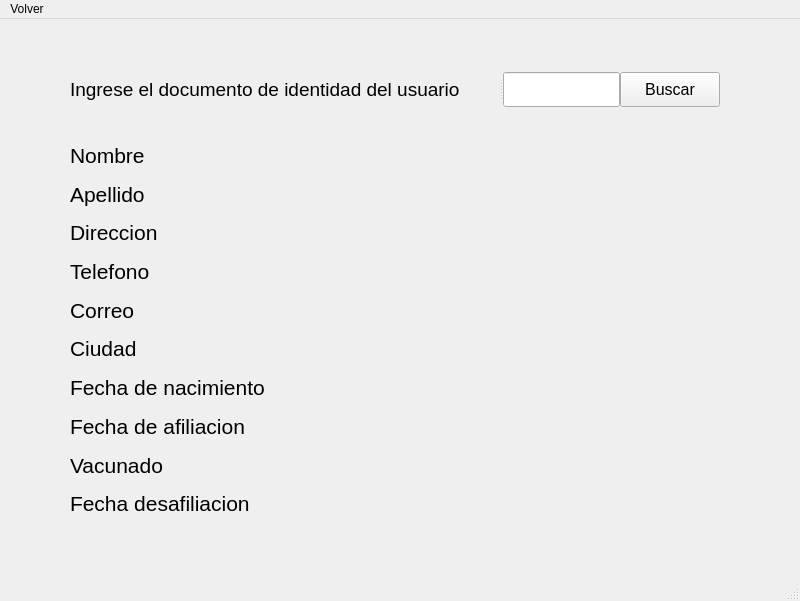
alpha231/UNAL_POO_2021-1, file frontend/user_interface/consultarUsuario.ui: the form before one commit.
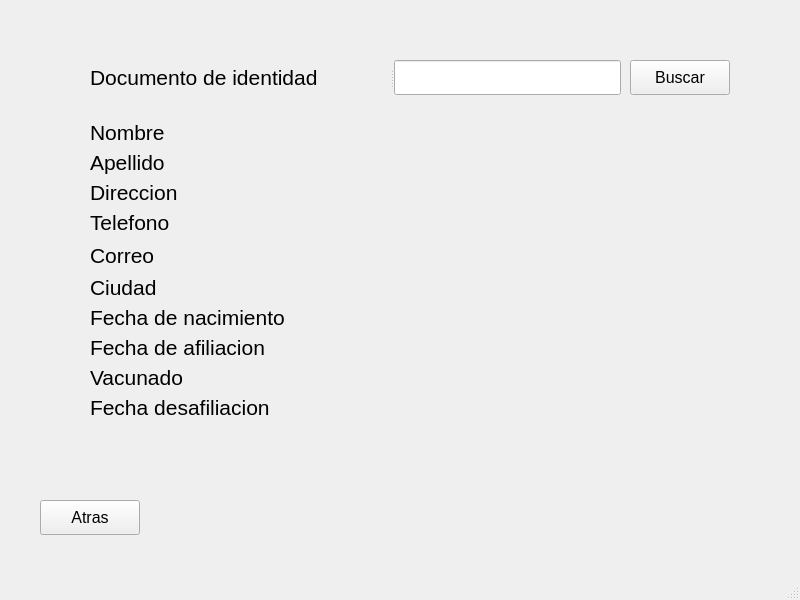
The form after the commit.

Commit message: Implementacion de metodos en seccion de usuario Mejoras en la interfaz

The edit to the form file:
```diff
--- a/frontend/user_interface/consultarUsuario.ui
+++ b/frontend/user_interface/consultarUsuario.ui
@@ -7,121 +7,91 @@
     <x>0</x>
     <y>0</y>
     <width>800</width>
-    <height>601</height>
+    <height>600</height>
    </rect>
   </property>
+  <property name="font">
+   <font>
+    <pointsize>12</pointsize>
+   </font>
+  </property>
   <property name="windowTitle">
    <string>Consultar usuario</string>
   </property>
   <widget class="QWidget" name="centralwidget">
-   <widget class="QPushButton" name="BuscarNoIdConsultaUsuario">
-    <property name="enabled">
-     <bool>true</bool>
-    </property>
-    <property name="geometry">
-     <rect>
-      <x>620</x>
-      <y>53</y>
-      <width>100</width>
-      <height>35</height>
-     </rect>
-    </property>
-    <property name="font">
-     <font>
-      <pointsize>12</pointsize>
-     </font>
-    </property>
-    <property name="text">
-     <string>Buscar</string>
-    </property>
-   </widget>
-   <widget class="QSplitter" name="splitter_4">
-    <property name="geometry">
-     <rect>
-      <x>70</x>
-      <y>53</y>
-      <width>550</width>
-      <height>35</height>
-     </rect>
-    </property>
-    <property name="orientation">
-     <enum>Qt::Horizontal</enum>
-    </property>
-    <widget class="QLabel" name="label_12">
-     <property name="font">
-      <font>
-       <pointsize>14</pointsize>
-      </font>
-     </property>
-     <property name="text">
-      <string>Ingrese el documento de identidad del usuario </string>
-     </property>
-    </widget>
-    <widget class="QLineEdit" name="noIdConsultaUsuario">
-     <property name="enabled">
-      <bool>true</bool>
-     </property>
-     <property name="frame">
-      <bool>true</bool>
-     </property>
-    </widget>
-   </widget>
-   <widget class="QLabel" name="label">
-    <property name="geometry">
-     <rect>
-      <x>140</x>
-      <y>53</y>
-      <width>47</width>
-      <height>13</height>
-     </rect>
-    </property>
-    <property name="text">
-     <string/>
-    </property>
-   </widget>
    <widget class="QWidget" name="gridLayoutWidget">
     <property name="geometry">
      <rect>
-      <x>70</x>
+      <x>90</x>
       <y>120</y>
-      <width>641</width>
-      <height>381</height>
+      <width>536</width>
+      <height>347</height>
      </rect>
     </property>
-    <layout class="QGridLayout" name="gridLayout">
-     <item row="8" column="0">
-      <widget class="QLabel" name="label_21">
+    <layout class="QFormLayout" name="formLayout">
+     <property name="horizontalSpacing">
+      <number>30</number>
+     </property>
+     <property name="verticalSpacing">
+      <number>5</number>
+     </property>
+     <item row="0" column="0">
+      <widget class="QLabel" name="label_16">
        <property name="font">
         <font>
          <pointsize>16</pointsize>
         </font>
        </property>
        <property name="text">
-        <string>Vacunado</string>
+        <string>Nombre</string>
        </property>
       </widget>
      </item>
-     <item row="4" column="0">
-      <widget class="QLabel" name="label_17">
+     <item row="0" column="1">
+      <widget class="QLabel" name="nombre">
+       <property name="minimumSize">
+        <size>
+         <width>300</width>
+         <height>0</height>
+        </size>
+       </property>
        <property name="font">
         <font>
-         <pointsize>16</pointsize>
+         <pointsize>14</pointsize>
         </font>
        </property>
        <property name="text">
-        <string>Correo</string>
+        <string/>
        </property>
       </widget>
      </item>
-     <item row="9" column="0">
-      <widget class="QLabel" name="label_22">
+     <item row="1" column="0">
+      <widget class="QLabel" name="label_13">
        <property name="font">
         <font>
          <pointsize>16</pointsize>
         </font>
        </property>
        <property name="text">
-        <string>Fecha desafiliacion</string>
+        <string>Apellido</string>
+       </property>
+      </widget>
+     </item>
+     <item row="1" column="1">
+      <widget class="QLabel" name="apellido">
+       <property name="minimumSize">
+        <size>
+         <width>300</width>
+         <height>0</height>
+        </size>
+       </property>
+       <property name="font">
+        <font>
+         <pointsize>14</pointsize>
+        </font>
+       </property>
+       <property name="text">
+        <string/>
        </property>
       </widget>
      </item>
@@ -149,15 +119,51 @@
        </property>
       </widget>
      </item>
-     <item row="7" column="0">
-      <widget class="QLabel" name="label_20">
+     <item row="3" column="1">
+      <widget class="QLabel" name="telefono">
+       <property name="minimumSize">
+        <size>
+         <width>300</width>
+         <height>0</height>
+        </size>
+       </property>
+       <property name="font">
+        <font>
+         <pointsize>14</pointsize>
+        </font>
+       </property>
+       <property name="text">
+        <string/>
+       </property>
+      </widget>
+     </item>
+     <item row="4" column="0">
+      <widget class="QLabel" name="label_17">
        <property name="font">
         <font>
          <pointsize>16</pointsize>
         </font>
        </property>
        <property name="text">
-        <string>Fecha de afiliacion</string>
+        <string>Correo</string>
+       </property>
+      </widget>
+     </item>
+     <item row="4" column="1">
+      <widget class="QLabel" name="correo">
+       <property name="minimumSize">
+        <size>
+         <width>300</width>
+         <height>30</height>
+        </size>
+       </property>
+       <property name="font">
+        <font>
+         <pointsize>14</pointsize>
+        </font>
+       </property>
+       <property name="text">
+        <string/>
        </property>
       </widget>
      </item>
@@ -173,27 +179,21 @@
        </property>
       </widget>
      </item>
-     <item row="1" column="0">
-      <widget class="QLabel" name="label_13">
-       <property name="font">
-        <font>
-         <pointsize>16</pointsize>
-        </font>
+     <item row="5" column="1">
+      <widget class="QLabel" name="ciudad">
+       <property name="minimumSize">
+        <size>
+         <width>300</width>
+         <height>0</height>
+        </size>
        </property>
-       <property name="text">
-        <string>Apellido</string>
-       </property>
-      </widget>
-     </item>
-     <item row="0" column="0">
-      <widget class="QLabel" name="label_16">
        <property name="font">
         <font>
-         <pointsize>16</pointsize>
+         <pointsize>14</pointsize>
         </font>
        </property>
        <property name="text">
-        <string>Nombre</string>
+        <string/>
        </property>
       </widget>
      </item>
@@ -205,48 +205,18 @@
         </font>
        </property>
        <property name="text">
-        <string>Fecha de nacimiento         </string>
-       </property>
-      </widget>
-     </item>
-     <item row="9" column="1">
-      <widget class="QLabel" name="label_10">
-       <property name="font">
-        <font>
-         <pointsize>14</pointsize>
-        </font>
-       </property>
-       <property name="text">
-        <string/>
-       </property>
-      </widget>
-     </item>
-     <item row="8" column="1">
-      <widget class="QLabel" name="label_9">
-       <property name="font">
-        <font>
-         <pointsize>14</pointsize>
-        </font>
-       </property>
-       <property name="text">
-        <string/>
-       </property>
-      </widget>
-     </item>
-     <item row="7" column="1">
-      <widget class="QLabel" name="label_8">
-       <property name="font">
-        <font>
-         <pointsize>14</pointsize>
-        </font>
-       </property>
-       <property name="text">
-        <string/>
+        <string>Fecha de nacimiento</string>
        </property>
       </widget>
      </item>
      <item row="6" column="1">
-      <widget class="QLabel" name="label_7">
+      <widget class="QLabel" name="fechaNacimiento">
+       <property name="minimumSize">
+        <size>
+         <width>300</width>
+         <height>0</height>
+        </size>
+       </property>
        <property name="font">
         <font>
          <pointsize>14</pointsize>
@@ -257,20 +227,26 @@
        </property>
       </widget>
      </item>
-     <item row="5" column="1">
-      <widget class="QLabel" name="label_6">
+     <item row="7" column="0">
+      <widget class="QLabel" name="label_20">
        <property name="font">
         <font>
-         <pointsize>14</pointsize>
+         <pointsize>16</pointsize>
         </font>
        </property>
        <property name="text">
-        <string/>
+        <string>Fecha de afiliacion</string>
        </property>
       </widget>
      </item>
-     <item row="4" column="1">
-      <widget class="QLabel" name="label_5">
+     <item row="7" column="1">
+      <widget class="QLabel" name="fechaAfiliacion">
+       <property name="minimumSize">
+        <size>
+         <width>300</width>
+         <height>0</height>
+        </size>
+       </property>
        <property name="font">
         <font>
          <pointsize>14</pointsize>
@@ -281,20 +257,26 @@
        </property>
       </widget>
      </item>
-     <item row="3" column="1">
-      <widget class="QLabel" name="label_4">
+     <item row="8" column="0">
+      <widget class="QLabel" name="label_21">
        <property name="font">
         <font>
-         <pointsize>14</pointsize>
+         <pointsize>16</pointsize>
         </font>
        </property>
        <property name="text">
-        <string/>
+        <string>Vacunado</string>
        </property>
       </widget>
      </item>
-     <item row="2" column="1">
-      <widget class="QLabel" name="label_3">
+     <item row="8" column="1">
+      <widget class="QLabel" name="vacunado">
+       <property name="minimumSize">
+        <size>
+         <width>300</width>
+         <height>0</height>
+        </size>
+       </property>
        <property name="font">
         <font>
          <pointsize>14</pointsize>
@@ -305,20 +287,26 @@
        </property>
       </widget>
      </item>
-     <item row="1" column="1">
-      <widget class="QLabel" name="label_2">
+     <item row="9" column="0">
+      <widget class="QLabel" name="label_22">
        <property name="font">
         <font>
-         <pointsize>14</pointsize>
+         <pointsize>16</pointsize>
         </font>
        </property>
        <property name="text">
-        <string/>
+        <string>Fecha desafiliacion</string>
        </property>
       </widget>
      </item>
-     <item row="0" column="1">
-      <widget class="QLabel" name="label_1">
+     <item row="9" column="1">
+      <widget class="QLabel" name="fechaDesafiliacion">
+       <property name="minimumSize">
+        <size>
+         <width>300</width>
+         <height>0</height>
+        </size>
+       </property>
        <property name="font">
         <font>
          <pointsize>14</pointsize>
@@ -334,32 +322,87 @@
    <widget class="QLabel" name="label_11">
     <property name="geometry">
      <rect>
-      <x>80</x>
-      <y>510</y>
-      <width>611</width>
-      <height>31</height>
+      <x>160</x>
+      <y>500</y>
+      <width>550</width>
+      <height>35</height>
      </rect>
     </property>
+    <property name="font">
+     <font>
+      <pointsize>12</pointsize>
+     </font>
+    </property>
     <property name="text">
      <string>&lt;html&gt;&lt;head/&gt;&lt;body&gt;&lt;p align=&quot;center&quot;&gt;&lt;span style=&quot; color:#aa0000;&quot;&gt;&lt;br/&gt;&lt;/span&gt;&lt;/p&gt;&lt;/body&gt;&lt;/html&gt;</string>
     </property>
    </widget>
-  </widget>
-  <widget class="QMenuBar" name="menubar">
-   <property name="geometry">
-    <rect>
-     <x>0</x>
-     <y>0</y>
-     <width>800</width>
-     <height>21</height>
-    </rect>
-   </property>
-   <widget class="QMenu" name="menuVolver">
-    <property name="title">
-     <string>Volver</string>
+   <widget class="QPushButton" name="buttonAtras">
+    <property name="geometry">
+     <rect>
+      <x>40</x>
+      <y>500</y>
+      <width>100</width>
+      <height>35</height>
+     </rect>
     </property>
+    <property name="font">
+     <font>
+      <pointsize>12</pointsize>
+     </font>
+    </property>
+    <property name="text">
+     <string>Atras</string>
+    </property>
    </widget>
-   <addaction name="menuVolver"/>
+   <widget class="QSplitter" name="splitter_4">
+    <property name="geometry">
+     <rect>
+      <x>90</x>
+      <y>60</y>
+      <width>531</width>
+      <height>35</height>
+     </rect>
+    </property>
+    <property name="orientation">
+     <enum>Qt::Horizontal</enum>
+    </property>
+    <widget class="QLabel" name="label_12">
+     <property name="maximumSize">
+      <size>
+       <width>300</width>
+       <height>35</height>
+      </size>
+     </property>
+     <property name="font">
+      <font>
+       <pointsize>16</pointsize>
+      </font>
+     </property>
+     <property name="text">
+      <string>Documento de identidad</string>
+     </property>
+    </widget>
+    <widget class="QLineEdit" name="noId"/>
+   </widget>
+   <widget class="QPushButton" name="pushButton">
+    <property name="geometry">
+     <rect>
+      <x>630</x>
+      <y>60</y>
+      <width>100</width>
+      <height>35</height>
+     </rect>
+    </property>
+    <property name="font">
+     <font>
+      <pointsize>12</pointsize>
+     </font>
+    </property>
+    <property name="text">
+     <string>Buscar</string>
+    </property>
+   </widget>
   </widget>
   <widget class="QStatusBar" name="statusbar"/>
  </widget>
```
Left out of the diff: 24 changed lines with no effect on the pictures. The commit also changes 10 other files.
